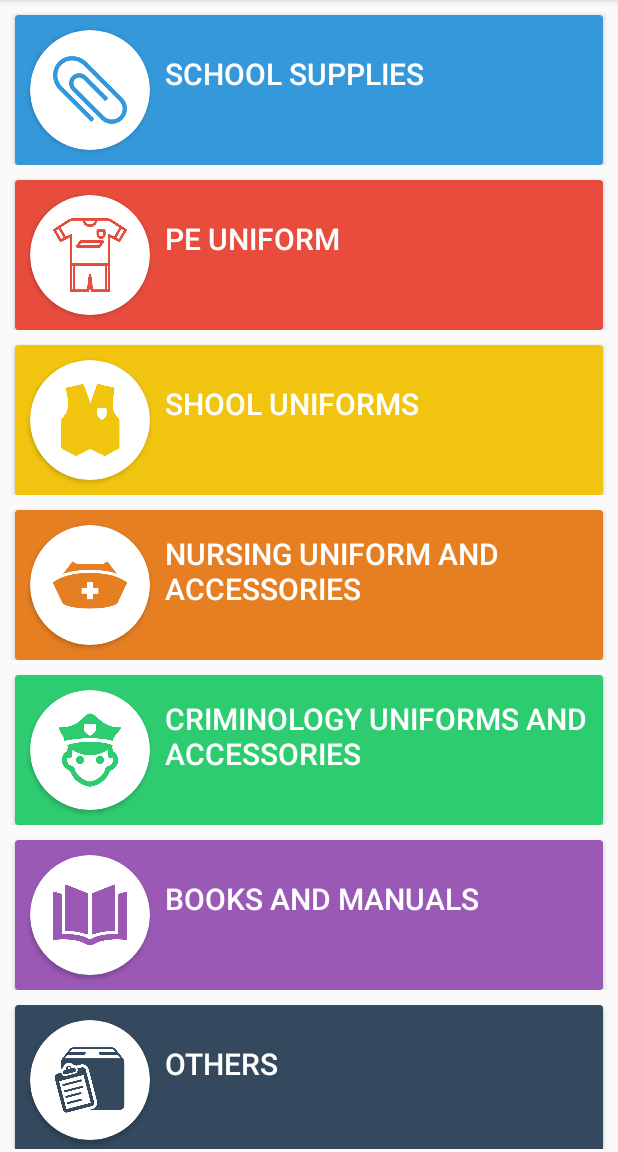
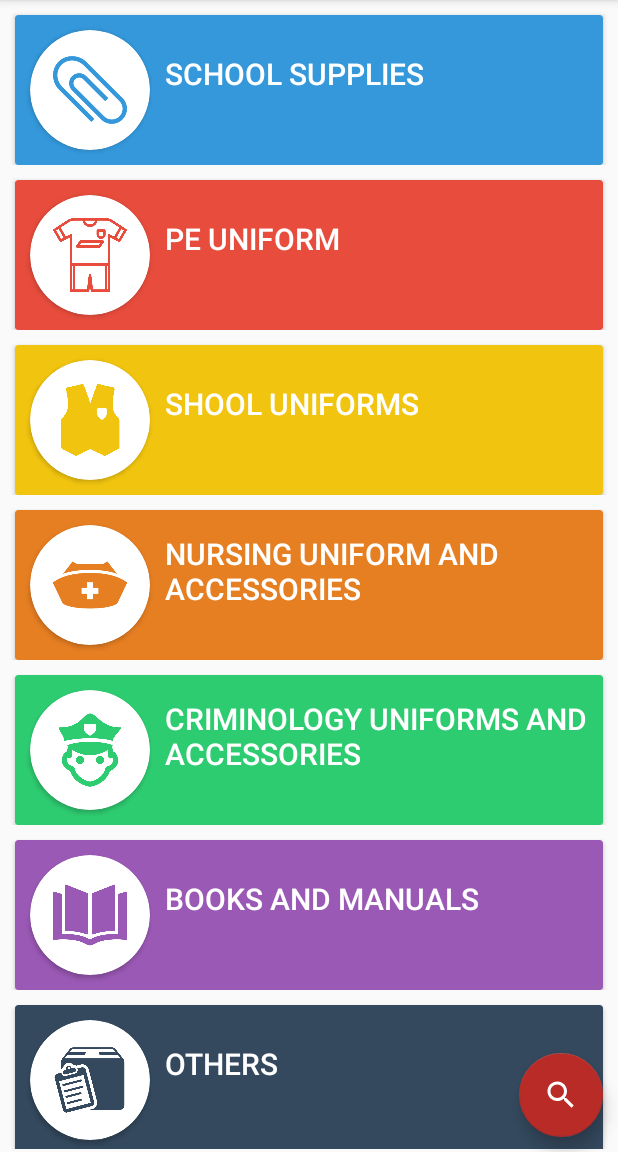
Before and after one commit to CHEEPEE/JerikaPaloma, an Android app: the screen it shows after launch (OptionActivity), on a phone screen of 412 x 824 dp, the part 84-1236 px from its top. Run offline under Robolectric (Android 15) with nearby library versions, the phone set to English and light mode, and no system bars.

Commit message:
fixed floatingactionbutton visibility

```diff
--- a/SACbookStore/app/src/main/java/jerika/com/sacbookstore/OptionActivity.java
+++ b/SACbookStore/app/src/main/java/jerika/com/sacbookstore/OptionActivity.java
@@ -1,6 +1,7 @@
 package jerika.com.sacbookstore;
 
 import android.content.Intent;
+import android.support.design.widget.FloatingActionButton;
 import android.support.v7.app.AppCompatActivity;
 import android.os.Bundle;
 import android.view.View;
@@ -12,6 +13,7 @@ public class OptionActivity extends AppCompatActivity {
     private int[] ids = {R.id.onclick_schoolsupplies,R.id.onclick_peuniform,R.id.onclick_school_uniform,
             R.id.onclick_nursing_uniformaccessories
     ,R.id.onclick_criminology,R.id.onclick_bookmanuals,R.id.onclick_others};
+    private FloatingActionButton searchFloat;
 
     @Override
     protected void onCreate(Bundle savedInstanceState) {
@@ -21,6 +23,15 @@ public class OptionActivity extends AppCompatActivity {
             variables[i] = (RelativeLayout) findViewById(ids[i]);
             relativeOnclick(variables[i],i);
         }
+        searchFloat = ( FloatingActionButton) findViewById(R.id.floatingActionButton2);
+        searchFloat.setOnClickListener(new View.OnClickListener() {
+            @Override
+            public void onClick(View v) {
+                Intent i = new Intent(OptionActivity.this,OptionItemSelectedList.class);
+                i.putExtra("currentItem",7);
+                startActivity(i);
+            }
+        });
     }
 
     private void relativeOnclick(final RelativeLayout relativeLayout, final int currentItem){
--- a/SACbookStore/app/src/main/java/jerika/com/sacbookstore/OptionItemSelectedList.java
+++ b/SACbookStore/app/src/main/java/jerika/com/sacbookstore/OptionItemSelectedList.java
@@ -84,6 +84,9 @@ public class OptionItemSelectedList extends AppCompatActivity {
             public void onPageSelected(int position) {
                 if (position == 7){
                     searchFloat.setVisibility(View.INVISIBLE);
+                }
+                else {
+                    searchFloat.setVisibility(View.VISIBLE);
                 }
                 getSupportActionBar().setTitle(mSectionsPagerAdapter.getPageTitle(position));
             }
--- a/SACbookStore/app/src/main/res/layout/activity_option.xml
+++ b/SACbookStore/app/src/main/res/layout/activity_option.xml
@@ -1,5 +1,5 @@
 <?xml version="1.0" encoding="utf-8"?>
-<LinearLayout xmlns:android="http://schemas.android.com/apk/res/android"
+<RelativeLayout xmlns:android="http://schemas.android.com/apk/res/android"
     xmlns:app="http://schemas.android.com/apk/res-auto"
     xmlns:tools="http://schemas.android.com/tools"
     android:layout_width="match_parent"
@@ -7,6 +7,19 @@
     android:orientation="vertical"
     tools:context="jerika.com.sacbookstore.OptionActivity">
 
+
+        <android.support.design.widget.FloatingActionButton
+            android:id="@+id/floatingActionButton2"
+            android:layout_width="wrap_content"
+            android:layout_height="wrap_content"
+            android:clickable="true"
+            app:fabSize="normal"
+            android:layout_margin="10dp"
+            app:backgroundTint="@color/colorPrimary"
+            android:tint="@color/white"
+            android:layout_alignParentRight="true"
+            android:layout_alignParentBottom="true"
+            app:srcCompat="@drawable/ic_search_black_24dp" />
 
         <ScrollView
             android:layout_width="match_parent"
@@ -30,4 +43,4 @@
         </ScrollView>
 
 
-</LinearLayout>
+</RelativeLayout>
```
